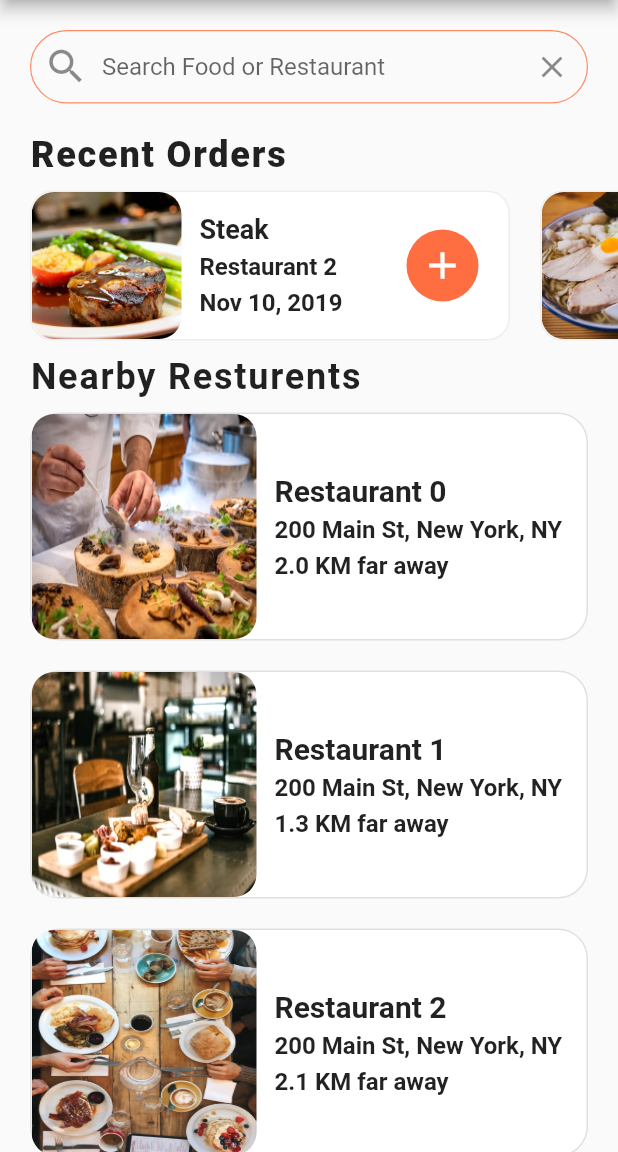
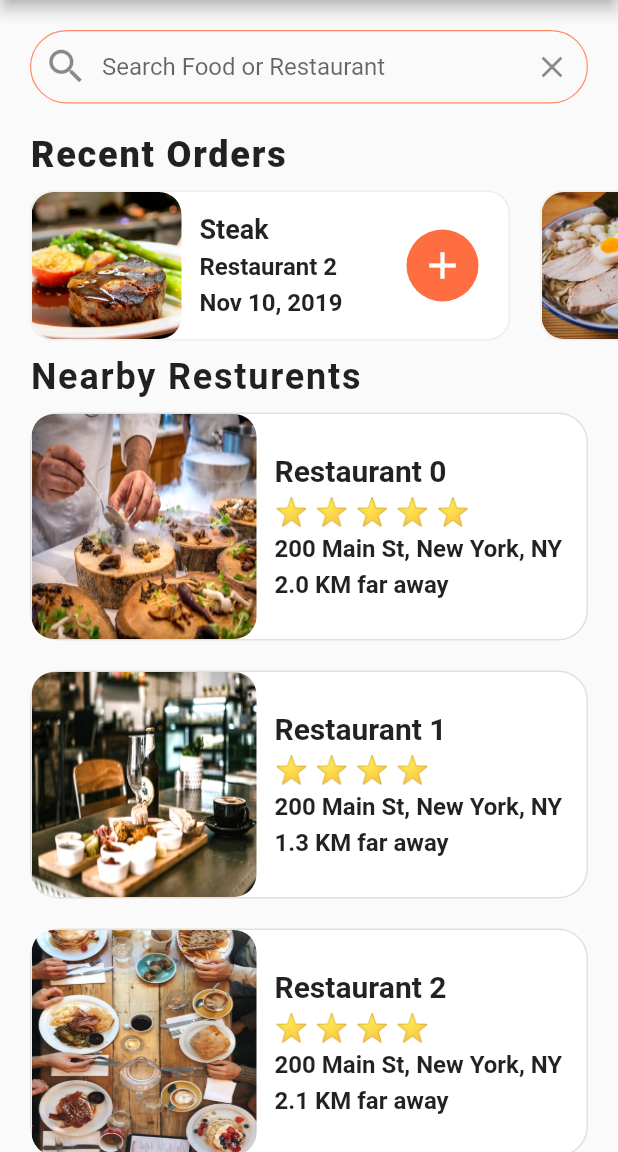
Before and after one commit to ShakriyaPanday/food_delivery_app, a Flutter app: the screen it shows after launch, on a phone screen of 412 x 824 dp, the part 84-1236 px from its top. Run offline on Flutter 3.47's test engine with Material 2 defaults, Android fonts, the light colour scheme and no system bars.

Commit message:
Rating star added

```diff
--- a/lib/screens/home_screen.dart
+++ b/lib/screens/home_screen.dart
@@ -1,6 +1,7 @@
 import 'package:flutter/material.dart';
 import 'package:food_delivery_app/data/data.dart';
 import 'package:food_delivery_app/models/restaurant.dart';
+import 'package:food_delivery_app/widgets/rating_star.dart';
 import 'package:food_delivery_app/widgets/recent_order.dart';
 
 class HomeScreen extends StatefulWidget {
@@ -15,7 +16,7 @@ class _HomeScreenState extends State<HomeScreen> {
     List<Widget> resturantList = [];
     for (var resturant in restaurants) {
       resturantList.add(Container(
-        margin: EdgeInsets.symmetric(horizontal: 20.0, vertical: 10.0),
+        margin: const EdgeInsets.symmetric(horizontal: 20.0, vertical: 10.0),
         decoration: BoxDecoration(
             color: Colors.white,
             borderRadius: BorderRadius.circular(20.0),
@@ -45,6 +46,10 @@ class _HomeScreenState extends State<HomeScreen> {
                       style: const TextStyle(
                           fontSize: 20.0, fontWeight: FontWeight.bold),
                     ),
+                    const SizedBox(
+                      height: 5,
+                    ),
+                    RatingStar(rating: resturant.rating),
                     const SizedBox(
                       height: 5,
                     ),
--- /dev/null
+++ b/lib/widgets/rating_star.dart
@@ -0,0 +1,19 @@
+import 'package:flutter/material.dart';
+
+class RatingStar extends StatelessWidget {
+  final int rating;
+
+  const RatingStar({super.key, required this.rating});
+
+  @override
+  Widget build(BuildContext context) {
+    String star = '';
+    for (int i = 0; i < rating; i++) {
+      star += "⭐️ ";
+    }
+    return Text(
+      star,
+      style: const TextStyle(fontSize: 18.0),
+    );
+  }
+}
```
